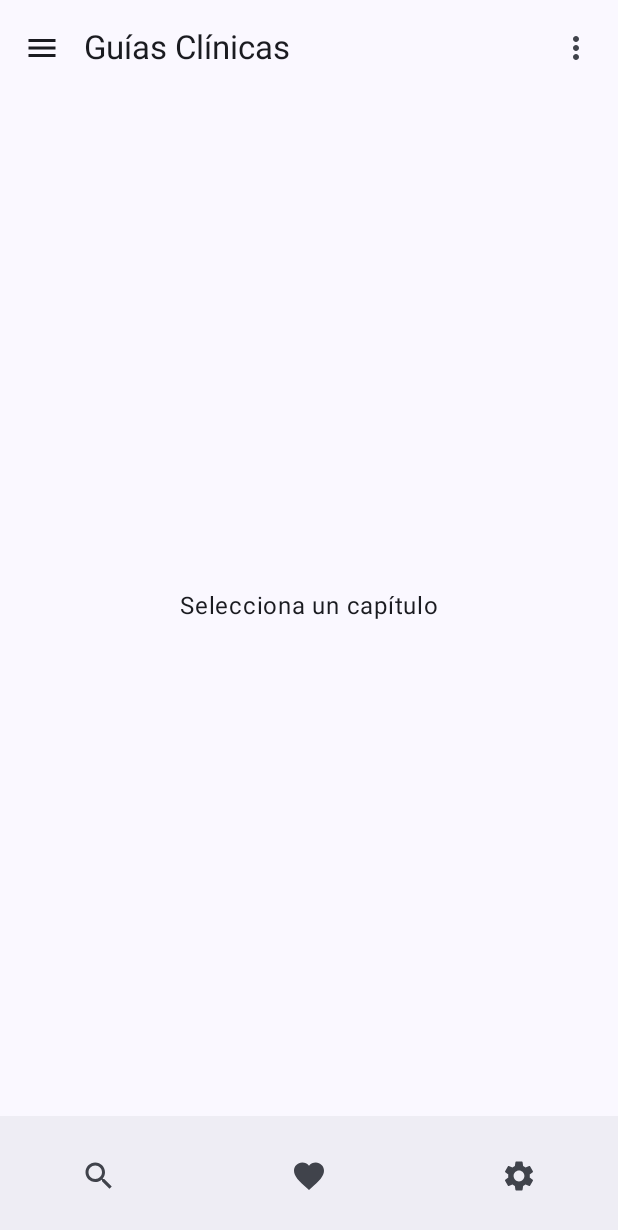
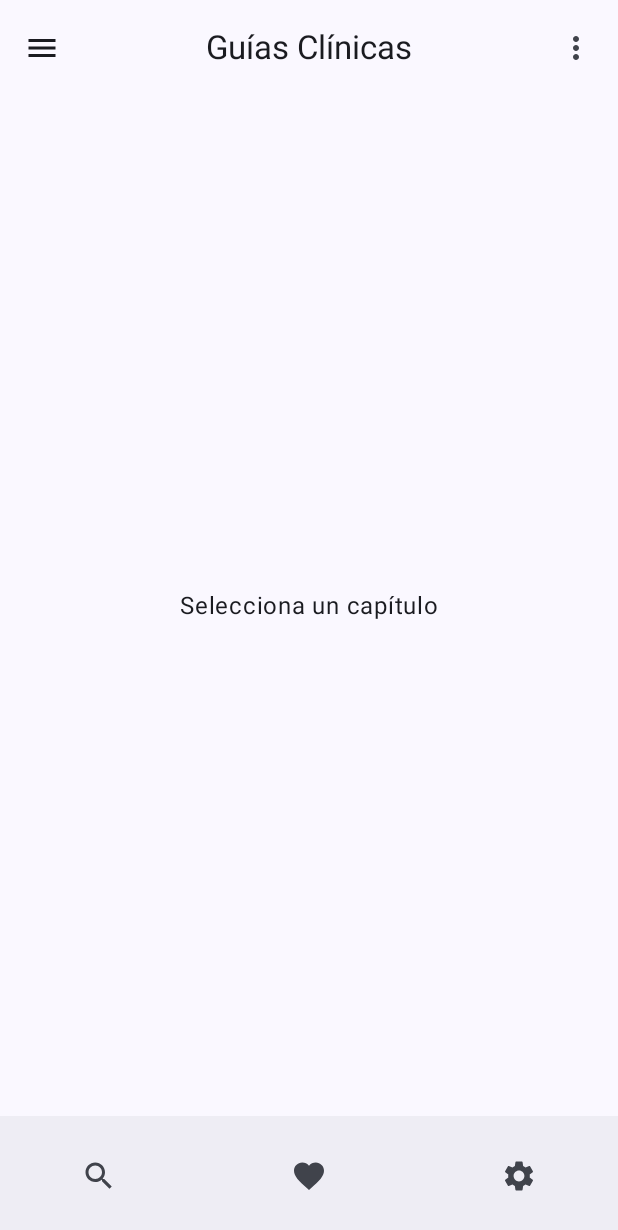
Before and after one commit to GiovannyPonte/GuiasClinicas, an Android app built with Jetpack Compose: the screen it shows after launch (MainActivity), on a phone screen of 412 x 824 dp. Shown: the top 1230 px of the screen. Run offline under Robolectric (Android 15) with nearby library versions, the phone set to English and light mode, and no system bars.

Commit message:
Replace experimental TopAppBar with CenterAlignedTopAppBar

```diff
--- a/app/src/main/java/com/gio/guiasclinicas/MainActivity.kt
+++ b/app/src/main/java/com/gio/guiasclinicas/MainActivity.kt
@@ -66,7 +66,7 @@ fun GuidesApp() {
     ) {
         Scaffold(
             topBar = {
-                TopAppBar(
+                CenterAlignedTopAppBar(
                     title = { Text(selectedGuide ?: "Guías Clínicas") },
                     navigationIcon = {
                         IconButton(onClick = {
```
